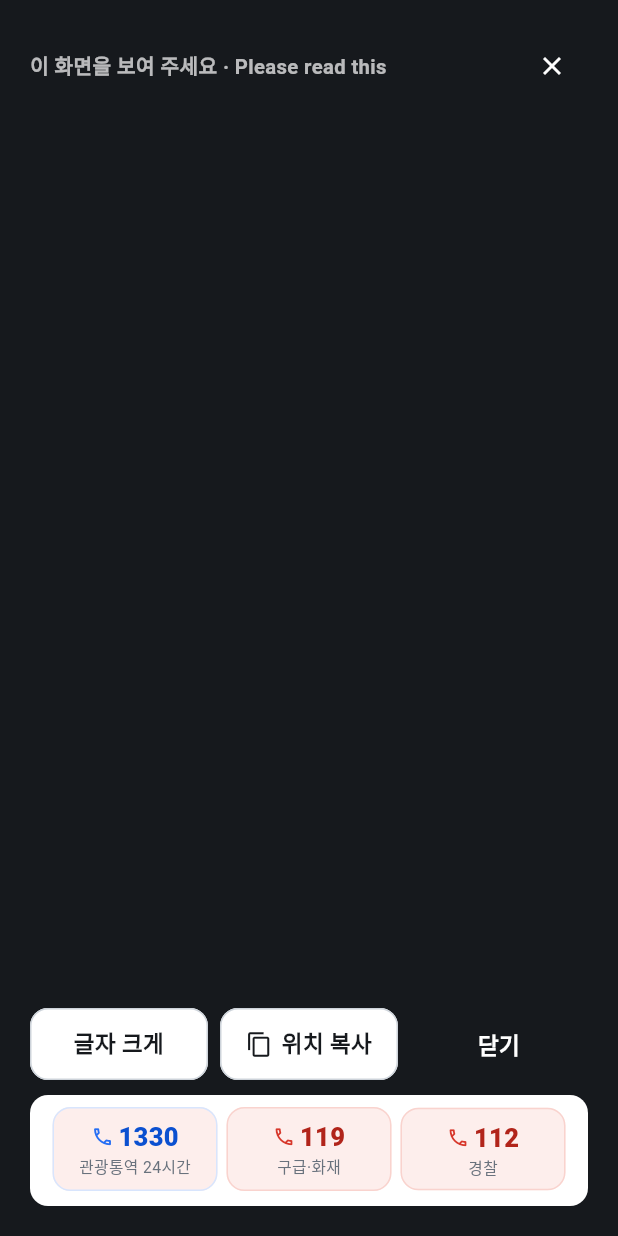
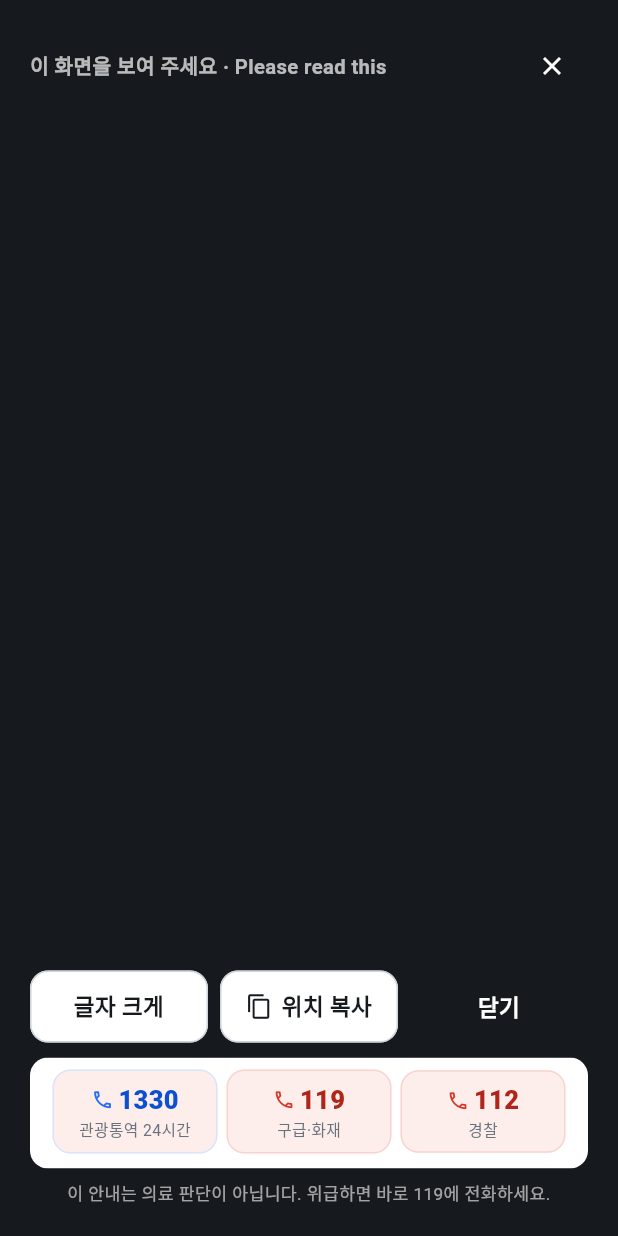
Before and after one commit to jangy3079-oss/Busan-tourist-guide, a Flutter app: what showKoreanCard() shows on an empty page, opened directly, on a phone screen of 412 x 824 dp. Run offline on Flutter 3.47's test engine with Material 3 defaults, Android fonts, the phone set to English and light mode, and no system bars; our stand-ins replace flutter_riverpod, go_router, image_picker; missing offline and left inert: dart:js_interop; Roboto replaces fonts that are missing (Pretendard).

Commit message:
feat(emergency): 면책 문구 (#127)

```diff
--- a/frontend/lib/features/emergency/emergency_screens.dart
+++ b/frontend/lib/features/emergency/emergency_screens.dart
@@ -309,6 +309,14 @@ class EmergencyResultScreen extends ConsumerWidget {
         // NFR-E008 기준 시각·출처 (#109)
         if (places.isNotEmpty) Src([if (g.dataAsOf.isNotEmpty) g.dataAsOf, et('callFirst', l)].join(' · ')),
       ],
+      Padding(
+        padding: const EdgeInsets.only(top: 12),
+        child: Text(
+          et('disclaimer', l),
+          key: const ValueKey('em-disclaimer'),
+          style: const TextStyle(fontSize: 12, color: C.text3, height: 1.45),
+        ),
+      ),
     ]));
   }
 }
@@ -513,6 +521,13 @@ Future<void> showKoreanCard(BuildContext context) => showGeneralDialog(
                     ]),
                     const SizedBox(height: 10),
                     ClipRRect(borderRadius: BorderRadius.circular(rMd), child: ContactBar(top: st.top)), // FR-E004
+                    const SizedBox(height: 8),
+                    Text(
+                      et('disclaimer', l),
+                      key: const ValueKey('card-disclaimer'),
+                      textAlign: TextAlign.center,
+                      style: const TextStyle(color: Colors.white60, fontSize: 11.5, height: 1.4),
+                    ),
                   ]),
                 ),
               ),
--- a/frontend/lib/features/emergency/emergency_text.dart
+++ b/frontend/lib/features/emergency/emergency_text.dart
@@ -39,6 +39,12 @@ const Map<String, List<String>> kEmText = {
   'asOf': ['데이터 기준 {0} · 출처 {1}', 'Data as of {0} · Source: {1}', 'データ基準 {0}・出典 {1}'],
   'asOfTime': ['데이터 기준 {0}', 'Data as of {0}', 'データ基準 {0}'],
   'asOfSrc': ['출처 {0}', 'Source: {0}', '出典 {0}'],
+  // 면책 문구 (#127)
+  'disclaimer': [
+    '이 안내는 의료 판단이 아닙니다. 위급하면 바로 119에 전화하세요.',
+    'This guide is not medical advice. In an emergency, call 119 immediately.',
+    'この案内は医療判断ではありません。緊急時はすぐ119に電話してください。',
+  ],
   // UI-E03 한국어 카드
   'transLabel': ['', 'English', '日本語'],
   'copied': ['주소를 복사했어요', 'Address copied', '住所をコピーしました'],
```
Also changed, not shown: 1 other file.
